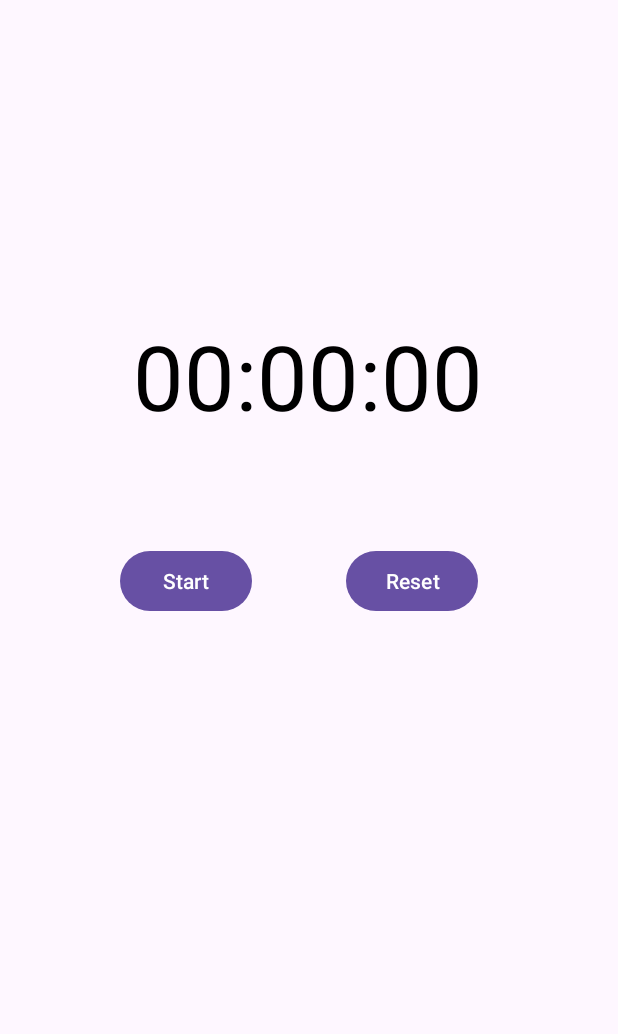
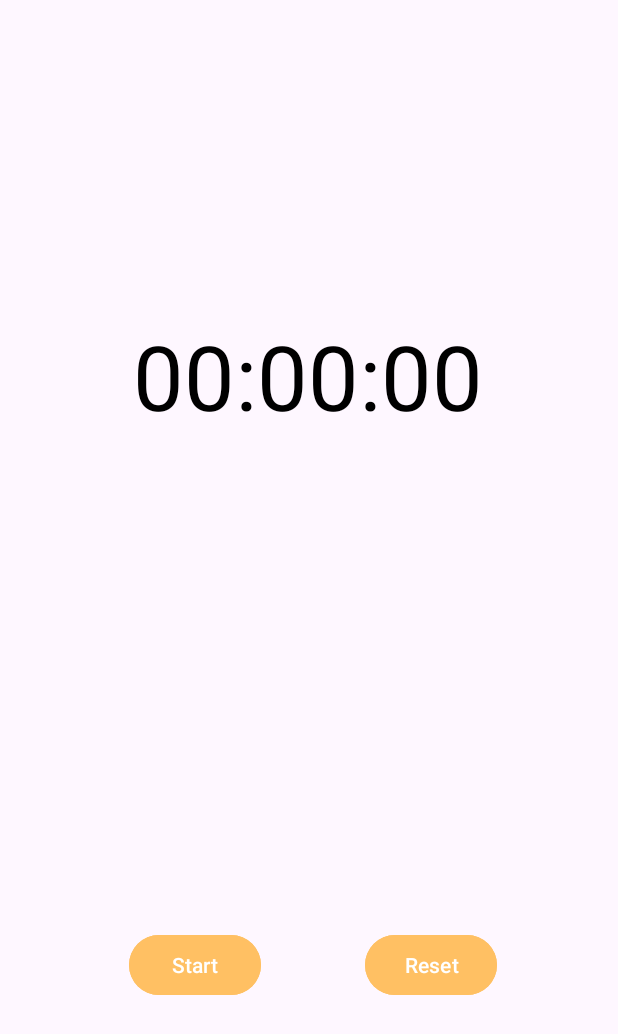
Before and after one commit to ThivinaSam/notesapp, an Android app: the PersistentTimer screen opened directly, with no data from a screen before it, on a phone screen of 412 x 824 dp. Shown: the top 1034 px of the screen. Run offline under Robolectric (Android 15) with nearby library versions, the phone set to English and light mode, and no system bars.

Commit message:
adding strings and colors

```diff
--- a/app/src/main/java/com/example/notesapp/OnBoardingScreen.kt
+++ b/app/src/main/java/com/example/notesapp/OnBoardingScreen.kt
@@ -23,6 +23,6 @@ class OnBoardingScreen : AppCompatActivity() {
             val intent = Intent(this, MainHome::class.java)
             startActivity(intent)
             finish()
-        }, 1000)
+        }, 2000)
     }
 }
--- a/app/src/main/res/layout/activity_persistent_timer.xml
+++ b/app/src/main/res/layout/activity_persistent_timer.xml
@@ -19,25 +19,27 @@
             android:id="@+id/resetButton"
             android:layout_width="wrap_content"
             android:layout_height="wrap_content"
+            android:backgroundTint="@color/yellow"
             android:text="@string/reset"
             app:layout_constraintBottom_toBottomOf="parent"
             app:layout_constraintEnd_toEndOf="parent"
-            app:layout_constraintHorizontal_bias="0.726"
+            app:layout_constraintHorizontal_bias="0.768"
             app:layout_constraintStart_toStartOf="parent"
             app:layout_constraintTop_toTopOf="parent"
-            app:layout_constraintVertical_bias="0.467" />
+            app:layout_constraintVertical_bias="0.806" />
 
         <Button
             android:id="@+id/startButton"
             android:layout_width="wrap_content"
             android:layout_height="wrap_content"
+            android:backgroundTint="@color/yellow"
             android:text="@string/start"
             app:layout_constraintBottom_toBottomOf="parent"
             app:layout_constraintEnd_toStartOf="@+id/resetButton"
-            app:layout_constraintHorizontal_bias="0.53"
+            app:layout_constraintHorizontal_bias="0.522"
             app:layout_constraintStart_toStartOf="parent"
             app:layout_constraintTop_toTopOf="parent"
-            app:layout_constraintVertical_bias="0.467" />
+            app:layout_constraintVertical_bias="0.806" />
 
         <TextView
             android:id="@+id/timeTV"
--- a/app/src/main/res/values/colors.xml
+++ b/app/src/main/res/values/colors.xml
@@ -2,4 +2,5 @@
 <resources>
     <color name="black">#FF000000</color>
     <color name="white">#FFFFFFFF</color>
+    <color name="yellow">#FFC063</color>
 </resources>
--- a/app/src/main/res/values/strings.xml
+++ b/app/src/main/res/values/strings.xml
@@ -1,10 +1,6 @@
 <resources>
-<!--    <string name="app_name">notesapp</string>-->
     <string name="btnEYN">Enter your note...</string>
     <string name="btnSave">Save</string>
-<!--    <string name="placeHolderTime">00:00:00</string>-->
-<!--    <string name="reset">RESET</string>-->
-<!--    <string name="start">start</string>-->
     <string name="stop">stop</string>
     <string name="timerBtn">Start Timer</string>
 
@@ -12,5 +8,6 @@
     <string name="start">Start</string>
     <string name="reset">Reset</string>
     <string name="placeHolderTime">00:00:00</string>
+    <string name="noteMaster">Note Master</string>
 
 </resources>
```
Also changed, not shown: app/src/main/res/drawable-anydpi/icon_alarm.xml (added, +11 -0 lines), app/src/main/res/layout/activity_main_home.xml (+21 -9 lines), app/src/main/res/layout/activity_on_boarding_screen.xml (+27 -1 lines), app/src/main/res/drawable-hdpi/icon_alarm.png (added), app/src/main/res/drawable-mdpi/icon_alarm.png (added), app/src/main/res/drawable-xhdpi/icon_alarm.png (added), app/src/main/res/drawable-xxhdpi/icon_alarm.png (added), app/src/main/res/drawable/b6cde81d1c489b0e20d85a6e06c5f8f9.png (added).
